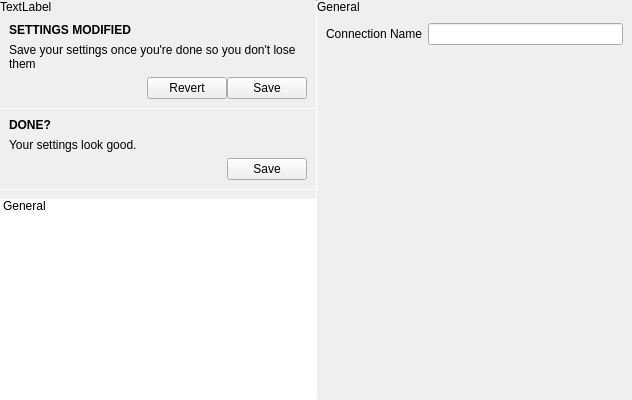
The window that plugins/NetworkPlugin/statusCenter/connectionEditor/networkconnectioneditor.ui (theCheeseboard/thedesk) describes before a commit, drawn with Qt 5.
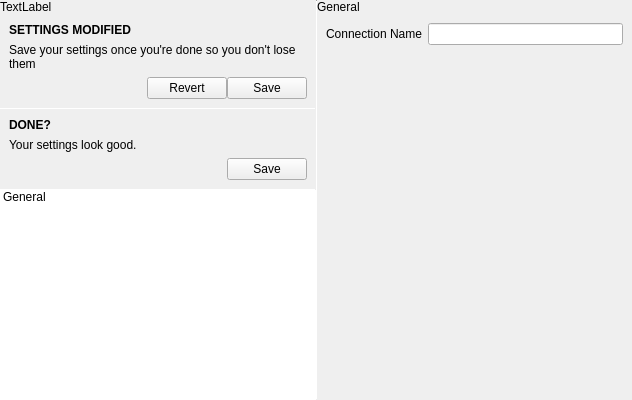
The same window after the commit. Icons and pictures are not drawn. Custom widgets are drawn as their Qt base class.

Diff of the .ui file:
```diff
--- a/plugins/NetworkPlugin/statusCenter/connectionEditor/networkconnectioneditor.ui
+++ b/plugins/NetworkPlugin/statusCenter/connectionEditor/networkconnectioneditor.ui
@@ -176,6 +176,9 @@
          <property name="rightMargin">
           <number>0</number>
          </property>
+         <property name="bottomMargin">
+          <number>0</number>
+         </property>
          <item>
           <widget class="QWidget" name="widget_2" native="true">
            <layout class="QVBoxLayout" name="verticalLayout_4">
```
Left out of the diff: 3 changed lines with no effect on the pictures.
